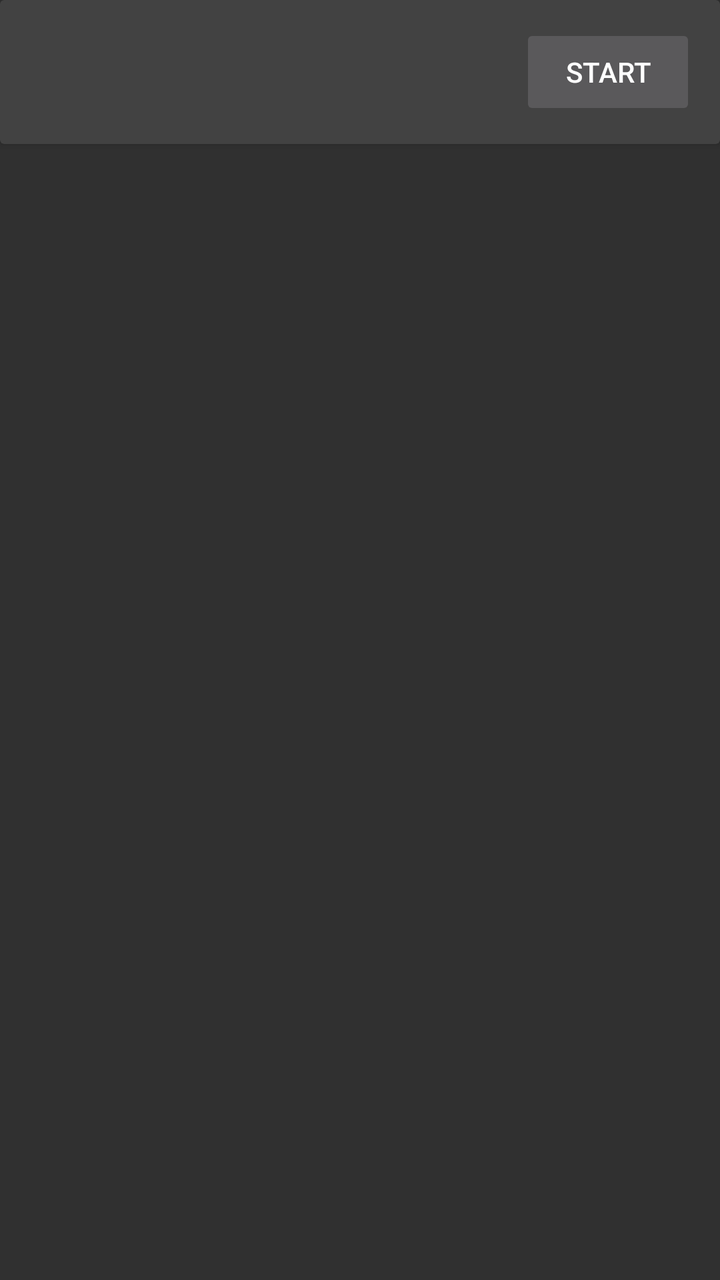
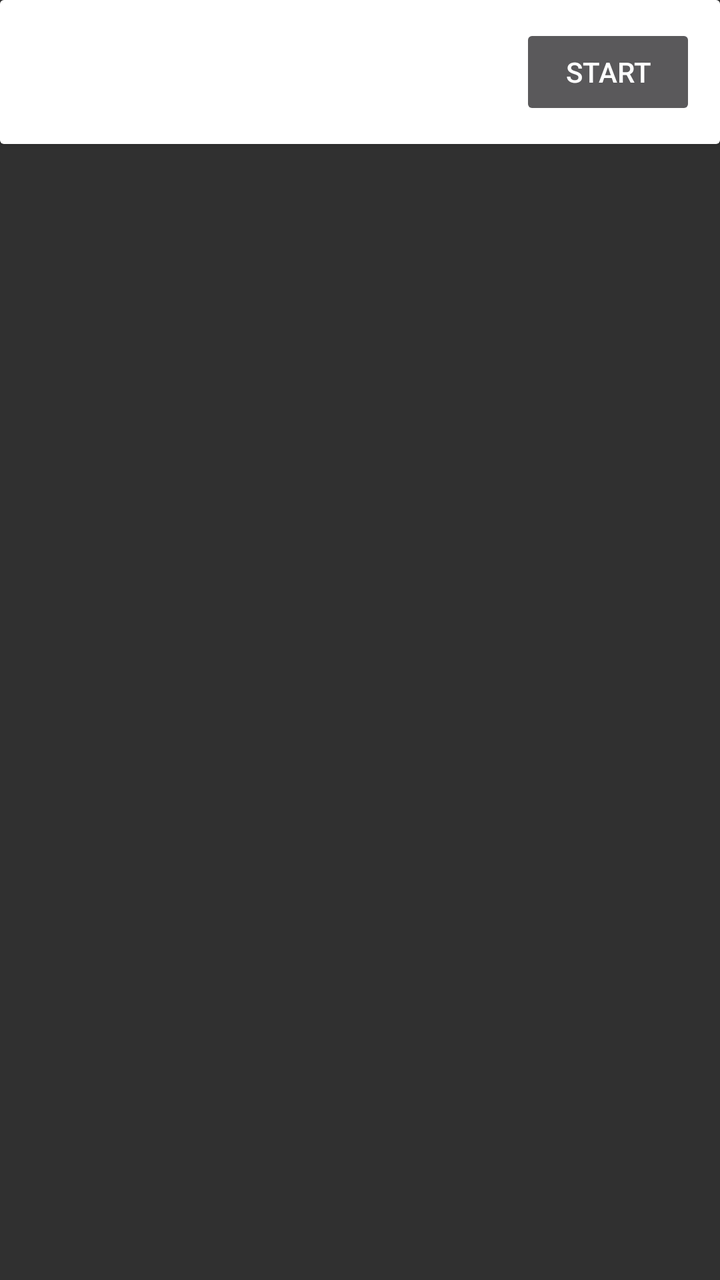

Before-and-after screenshots of an Android layout around one commit, followed by the original layout XML and the change that was made.
<!-- AndroidManifest.xml: application theme AppTheme -->
<!-- res/layout/cardview_apps.xml -->
<LinearLayout xmlns:android="http://schemas.android.com/apk/res/android"
    android:layout_width="match_parent"
    android:layout_height="match_parent"
    android:paddingBottom="8dp">
    <android.support.v7.widget.CardView
        android:layout_width="match_parent"
        android:layout_height="wrap_content"
        android:id="@+id/cardview_apps">
        <RelativeLayout
            android:layout_width="match_parent"
            android:layout_height="wrap_content"
            android:padding="@dimen/cardview_text_padding2"
            >
            <TextView
                android:layout_width="wrap_content"
                android:layout_height="wrap_content"
                android:id="@+id/cardview_apps_name"
                android:layout_alignParentTop="true"
                android:textSize="18sp"
                android:textColor="@color/primary_material_dark" />
            <TextView
                android:layout_width="wrap_content"
                android:layout_height="wrap_content"
                android:id="@+id/cardview_apps_pkgname"
                android:layout_below="@+id/cardview_apps_name"
                android:textColor="@color/primary_material_dark" />
            <Button
                android:layout_width="wrap_content"
                android:layout_height="wrap_content"
                android:text="@string/start"
                android:id="@+id/cardview_apps_start"
                android:layout_alignParentTop="true"
                android:layout_alignParentEnd="true"
                android:stateListAnimator="@null"
                />
        </RelativeLayout>
    </android.support.v7.widget.CardView>
</LinearLayout>
<!-- resources referenced by this layout -->
<resources>
  <dimen name="cardview_text_padding2">12dp</dimen>
  <string name="start">Start</string>
  <style name="AppTheme" parent="Theme.AppCompat.NoActionBar">
          
          <item name="windowActionBar">false</item>
          <item name="windowNoTitle">true</item>
      </style>
</resources>

<!-- the commit's change to res/layout/cardview_apps.xml (unified diff, before → after) -->
@@ -1,6 +1,6 @@
 <LinearLayout xmlns:android="http://schemas.android.com/apk/res/android"
     android:layout_width="match_parent"
-    android:layout_height="match_parent"
+    android:layout_height="wrap_content"
     android:paddingBottom="8dp">
     <android.support.v7.widget.CardView
         android:layout_width="match_parent"
@@ -10,6 +10,7 @@
             android:layout_width="match_parent"
             android:layout_height="wrap_content"
             android:padding="@dimen/cardview_text_padding2"
+            android:background="@color/cardview_bg"
             >
             <TextView
                 android:layout_width="wrap_content"
<!-- resource entries referenced after the edit -->
@@ -1,5 +1,6 @@
 <!-- resources referenced by this layout -->
 <resources>
+  <item name="cardview_bg" type="color">#ffffff</item>
   <dimen name="cardview_text_padding2">12dp</dimen>
   <string name="start">Start</string>
   <style name="AppTheme" parent="Theme.AppCompat.NoActionBar">
